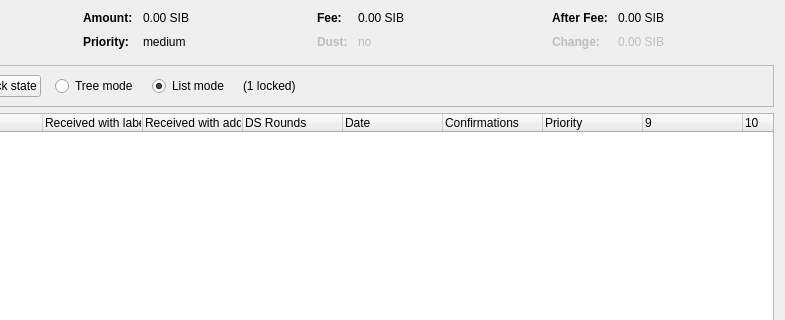
mytestcoin/mytestcoin, file src/qt/forms/coincontroldialog.ui: the form before one commit; both pictures show x 169 to 954 and y 0 to 320 of the 954 by 500 pixel window.
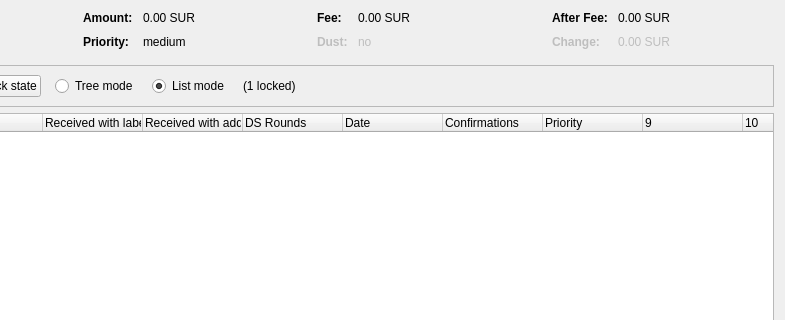
The form after the commit. Custom widgets are drawn as their Qt base class.

```diff
--- a/src/qt/forms/coincontroldialog.ui
+++ b/src/qt/forms/coincontroldialog.ui
@@ -132,7 +132,7 @@
           <enum>Qt::ActionsContextMenu</enum>
          </property>
          <property name="text">
-          <string notr="true">0.00 SIB</string>
+          <string notr="true">0.00 SUR</string>
          </property>
          <property name="textInteractionFlags">
           <set>Qt::LinksAccessibleByMouse|Qt::TextSelectableByKeyboard|Qt::TextSelectableByMouse</set>
@@ -206,7 +206,7 @@
           <enum>Qt::ActionsContextMenu</enum>
          </property>
          <property name="text">
-          <string notr="true">0.00 SIB</string>
+          <string notr="true">0.00 SUR</string>
          </property>
          <property name="textInteractionFlags">
           <set>Qt::LinksAccessibleByMouse|Qt::TextSelectableByKeyboard|Qt::TextSelectableByMouse</set>
@@ -286,7 +286,7 @@
           <enum>Qt::ActionsContextMenu</enum>
          </property>
          <property name="text">
-          <string notr="true">0.00 SIB</string>
+          <string notr="true">0.00 SUR</string>
          </property>
          <property name="textInteractionFlags">
           <set>Qt::LinksAccessibleByMouse|Qt::TextSelectableByKeyboard|Qt::TextSelectableByMouse</set>
@@ -321,7 +321,7 @@
           <enum>Qt::ActionsContextMenu</enum>
          </property>
          <property name="text">
-          <string notr="true">0.00 SIB</string>
+          <string notr="true">0.00 SUR</string>
          </property>
          <property name="textInteractionFlags">
           <set>Qt::LinksAccessibleByMouse|Qt::TextSelectableByKeyboard|Qt::TextSelectableByMouse</set>
```
